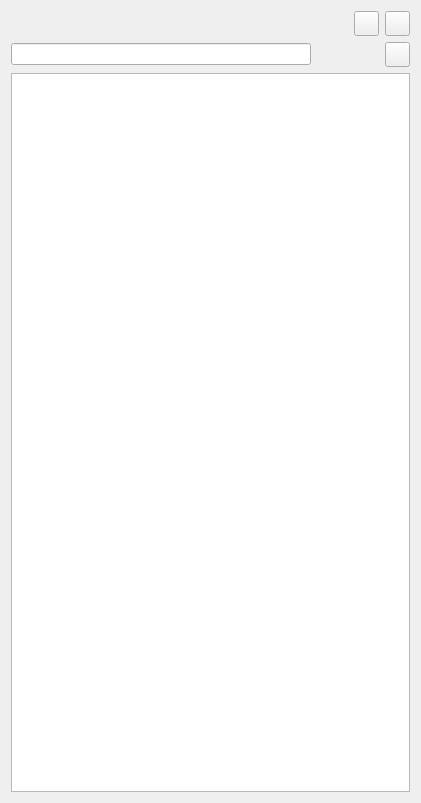
chenxxh1/mini-chat, file QQ/Client/index.ui: the form before one commit.
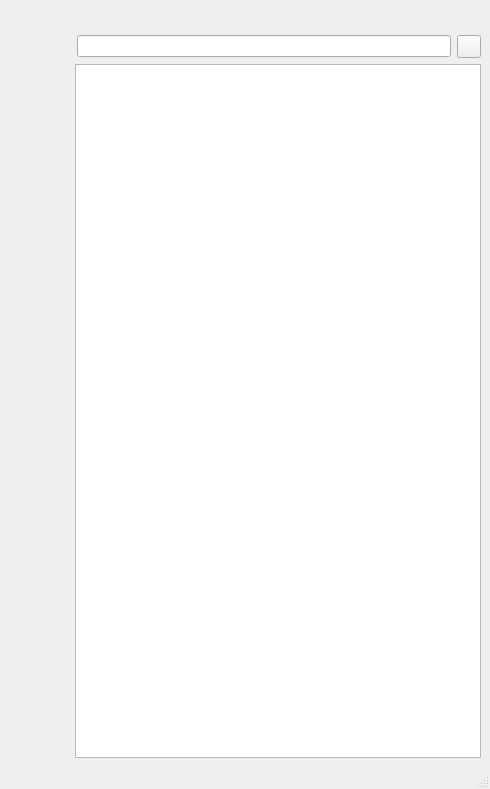
The form after the commit. Icons and pictures are not drawn.

Patch:
```diff
--- a/QQ/Client/index.ui
+++ b/QQ/Client/index.ui
@@ -1,19 +1,23 @@
 <?xml version="1.0" encoding="UTF-8"?>
 <ui version="4.0">
  <class>Index</class>
- <widget class="QWidget" name="Index">
+ <widget class="QMainWindow" name="Index">
   <property name="geometry">
    <rect>
     <x>0</x>
     <y>0</y>
-    <width>421</width>
-    <height>803</height>
+    <width>490</width>
+    <height>789</height>
    </rect>
   </property>
   <property name="windowTitle">
    <string>Form</string>
   </property>
-  <layout class="QVBoxLayout" name="verticalLayout">
+  <property name="styleSheet">
+   <string notr="true"/>
+  </property>
+  <widget class="QWidget" name="centralwidget">
+   <layout class="QVBoxLayout" name="verticalLayout_2">
    <item>
     <layout class="QHBoxLayout" name="horizontalLayout">
      <item>
@@ -30,18 +34,12 @@
       </spacer>
      </item>
      <item>
-      <widget class="QToolButton" name="lessentoolButton">
-       <property name="minimumSize">
-        <size>
-         <width>25</width>
-         <height>25</height>
-        </size>
-       </property>
-       <property name="maximumSize">
-        <size>
-         <width>25</width>
-         <height>25</height>
-        </size>
+       <widget class="QToolButton" name="smallButon">
+        <property name="styleSheet">
+         <string notr="true">QToolButton{
+	background-color: rgba(0, 0, 0,0);
+    border:none;
+}</string>
        </property>
        <property name="text">
         <string/>
@@ -49,18 +47,15 @@
       </widget>
      </item>
      <item>
-      <widget class="QToolButton" name="closetoolButton">
-       <property name="minimumSize">
-        <size>
-         <width>25</width>
-         <height>25</height>
-        </size>
-       </property>
-       <property name="maximumSize">
-        <size>
-         <width>25</width>
-         <height>25</height>
-        </size>
+       <widget class="QToolButton" name="closeButton">
+        <property name="styleSheet">
+         <string notr="true">QToolButton{
+	background-color: rgba(0, 0, 0,0);
+    border:none;
+}
+QToolButton#closeButton:hover{
+	background-color: rgb(255, 68, 6);
+}</string>
        </property>
        <property name="text">
         <string/>
@@ -74,23 +69,7 @@
     </layout>
    </item>
    <item>
-    <layout class="QHBoxLayout" name="horizontalLayout_2">
-     <item>
-      <widget class="QLineEdit" name="searchlineEdit">
-       <property name="minimumSize">
-        <size>
-         <width>300</width>
-         <height>0</height>
-        </size>
-       </property>
-       <property name="maximumSize">
-        <size>
-         <width>300</width>
-         <height>16777215</height>
-        </size>
-       </property>
-      </widget>
-     </item>
+     <layout class="QHBoxLayout" name="horizontalLayout_3">
      <item>
       <spacer name="horizontalSpacer_2">
        <property name="orientation">
@@ -98,25 +77,147 @@
        </property>
        <property name="sizeHint" stdset="0">
         <size>
-         <width>15</width>
-         <height>17</height>
+          <width>40</width>
+          <height>20</height>
         </size>
        </property>
       </spacer>
      </item>
      <item>
-      <widget class="QPushButton" name="addpushButton">
+       <widget class="QLineEdit" name="lineEdit">
        <property name="minimumSize">
         <size>
-         <width>25</width>
-         <height>25</height>
+          <width>374</width>
+          <height>0</height>
         </size>
        </property>
        <property name="maximumSize">
         <size>
-         <width>25</width>
-         <height>25</height>
-        </size>
+          <width>350</width>
+          <height>16777215</height>
+         </size>
+        </property>
+       </widget>
+      </item>
+      <item>
+       <widget class="QToolButton" name="addToolButton">
+        <property name="text">
+         <string/>
+        </property>
+        <property name="icon">
+         <iconset resource="icons.qrc">
+          <normaloff>:/imgs/+.svg</normaloff>:/imgs/+.svg</iconset>
+        </property>
+       </widget>
+      </item>
+     </layout>
+    </item>
+    <item>
+     <layout class="QHBoxLayout" name="horizontalLayout_2">
+      <item>
+       <layout class="QVBoxLayout" name="verticalLayout">
+        <item>
+         <widget class="QPushButton" name="messageButton">
+          <property name="minimumSize">
+           <size>
+            <width>60</width>
+            <height>60</height>
+           </size>
+          </property>
+          <property name="maximumSize">
+           <size>
+            <width>60</width>
+            <height>60</height>
+           </size>
+          </property>
+          <property name="styleSheet">
+           <string notr="true">QPushButton{
+image: url(:/imgs/xiaoxi.svg);
+background-color: rgba(0, 0, 0,0);
+border:none
+}
+
+QPushButton:hover{
+	background-color: rgb(135, 130, 133);
+    border:none
+}
+</string>
+          </property>
+          <property name="text">
+           <string/>
+          </property>
+         </widget>
+        </item>
+        <item>
+         <widget class="QPushButton" name="friendButton">
+          <property name="minimumSize">
+           <size>
+            <width>60</width>
+            <height>60</height>
+           </size>
+          </property>
+          <property name="maximumSize">
+           <size>
+            <width>60</width>
+            <height>60</height>
+           </size>
+          </property>
+          <property name="styleSheet">
+           <string notr="true">QPushButton{
+	image: url(:/imgs/lianxiren.svg);
+    background-color: rgba(0, 0, 0,0);
+    border:none;
+}
+QPushButton:hover{
+	background-color: rgb(135, 130, 133);
+    border:none
+}
+</string>
+          </property>
+          <property name="text">
+           <string/>
+          </property>
+         </widget>
+        </item>
+        <item>
+         <spacer name="verticalSpacer">
+          <property name="orientation">
+           <enum>Qt::Orientation::Vertical</enum>
+          </property>
+          <property name="sizeHint" stdset="0">
+           <size>
+            <width>20</width>
+            <height>40</height>
+           </size>
+          </property>
+         </spacer>
+        </item>
+        <item>
+         <widget class="QPushButton" name="setButton">
+          <property name="minimumSize">
+           <size>
+            <width>60</width>
+            <height>60</height>
+           </size>
+          </property>
+          <property name="maximumSize">
+           <size>
+            <width>60</width>
+            <height>60</height>
+           </size>
+          </property>
+          <property name="styleSheet">
+           <string notr="true">
+QPushButton{
+image: url(:/imgs/shezhi.svg);
+background-color: rgba(0, 0, 0,0);
+border:none
+}
+QPushButton:hover{
+	background-color: rgb(135, 130, 133);
+    border:none
+}
+</string>
        </property>
        <property name="text">
         <string/>
@@ -130,18 +231,37 @@
      <property name="minimumSize">
       <size>
        <width>350</width>
-       <height>0</height>
+          <height>600</height>
       </size>
      </property>
      <property name="maximumSize">
       <size>
-       <width>16777215</width>
+          <width>450</width>
        <height>16777215</height>
       </size>
      </property>
+        <property name="styleSheet">
+         <string notr="true">QToolButton{
+	background-color: rgba(0, 0, 0,0);
+}</string>
+        </property>
     </widget>
    </item>
   </layout>
+    </item>
+   </layout>
+  </widget>
+  <widget class="QMenuBar" name="menubar">
+   <property name="geometry">
+    <rect>
+     <x>0</x>
+     <y>0</y>
+     <width>490</width>
+     <height>21</height>
+    </rect>
+   </property>
+  </widget>
+  <widget class="QStatusBar" name="statusbar"/>
  </widget>
  <resources>
   <include location="icons.qrc"/>
```
Left out of the diff: 6 changed lines with no effect on the pictures. Lines whose indentation alone changed are shown as unchanged.
